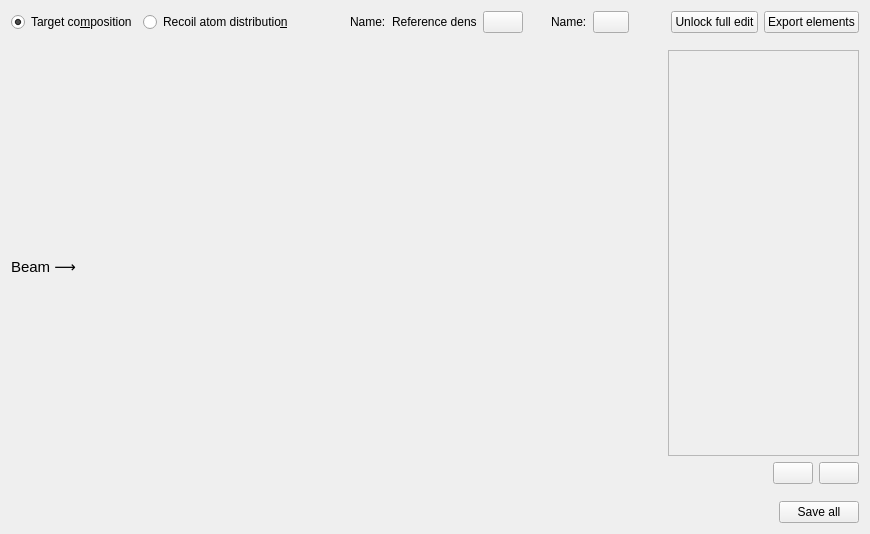
Qt form ui_files/ui_target_widget.ui (JYU-IBA/potku) before a commit.
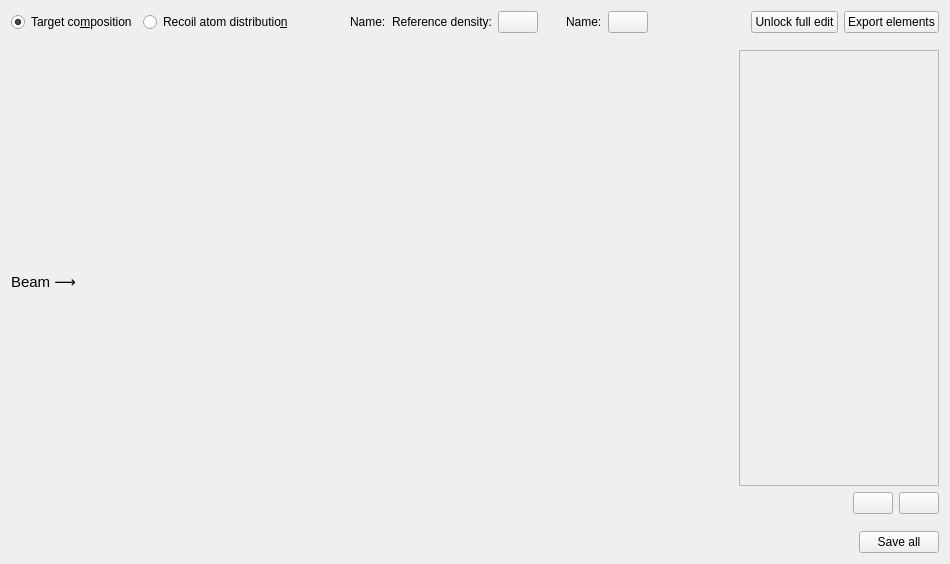
The same form after that commit. Icons and pictures are not drawn.

Commit message: Fixed a bug that caused points not to be dropped from dragged points. Added an icon for toggling the area limits for all recoils. Modified the minimum width of the recoil atom distribution widget so that the buttons fit without compressing the recoil element listing.

The edit to the form file:
```diff
--- a/ui_files/ui_target_widget.ui
+++ b/ui_files/ui_target_widget.ui
@@ -6,14 +6,14 @@
    <rect>
     <x>0</x>
     <y>0</y>
-    <width>870</width>
-    <height>534</height>
+    <width>950</width>
+    <height>564</height>
    </rect>
   </property>
   <property name="minimumSize">
    <size>
-    <width>870</width>
-    <height>534</height>
+    <width>950</width>
+    <height>564</height>
    </size>
   </property>
   <property name="windowTitle">
@@ -219,7 +219,7 @@
        </property>
        <layout class="QVBoxLayout" name="recoil_layout">
         <property name="leftMargin">
-         <number>9</number>
+         <number>0</number>
         </property>
         <property name="rightMargin">
          <number>0</number>
@@ -234,8 +234,8 @@
             <rect>
              <x>0</x>
              <y>0</y>
-             <width>189</width>
-             <height>400</height>
+             <width>198</width>
+             <height>430</height>
             </rect>
            </property>
           </widget>
```
The commit also changes 2 other files.
